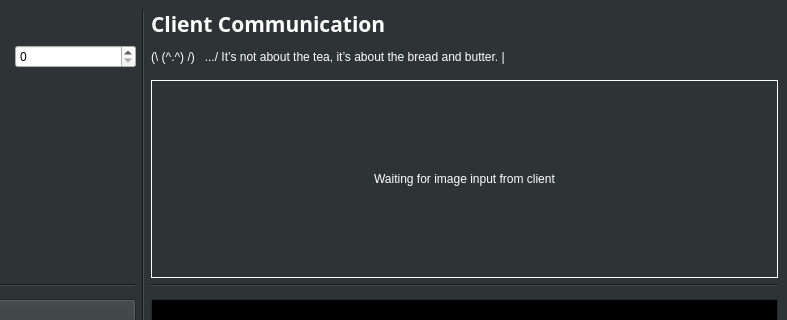
Robin-Reynard/WhiteRabbit_CHIP-8-Emulator, file WhiteRabbit/src/dualwindow.ui: the form before one commit; both pictures show x 501 to 1288 and y 0 to 320 of the 1288 by 634 pixel window.
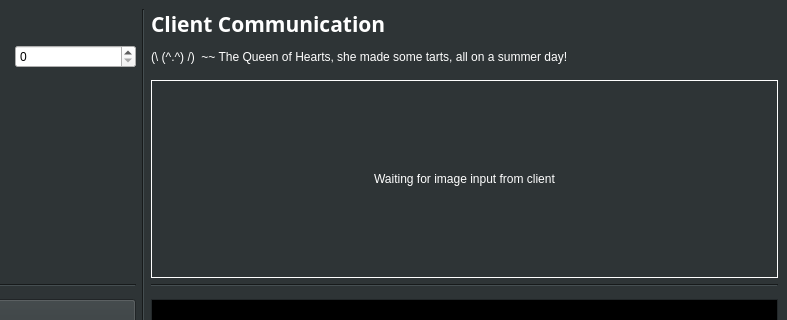
The form after the commit.

Commit message: change the quote to an acutal quote from white rabbit

```diff
--- a/WhiteRabbit/src/dualwindow.ui
+++ b/WhiteRabbit/src/dualwindow.ui
@@ -1358,7 +1358,7 @@
     <item row="2" column="2">
      <widget class="QLabel" name="label_2">
       <property name="text">
-       <string>(\ (^.^) /)   .../ It’s not about the tea, it’s about the bread and butter. |</string>
+       <string>(\ (^.^) /)  ~~ The Queen of Hearts, she made some tarts, all on a summer day!</string>
       </property>
      </widget>
     </item>
```
